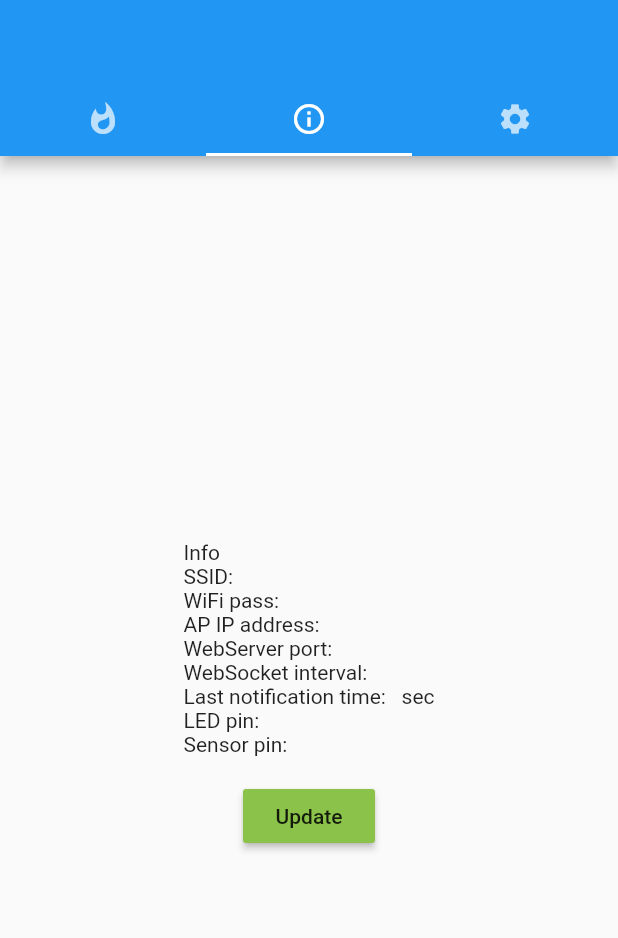
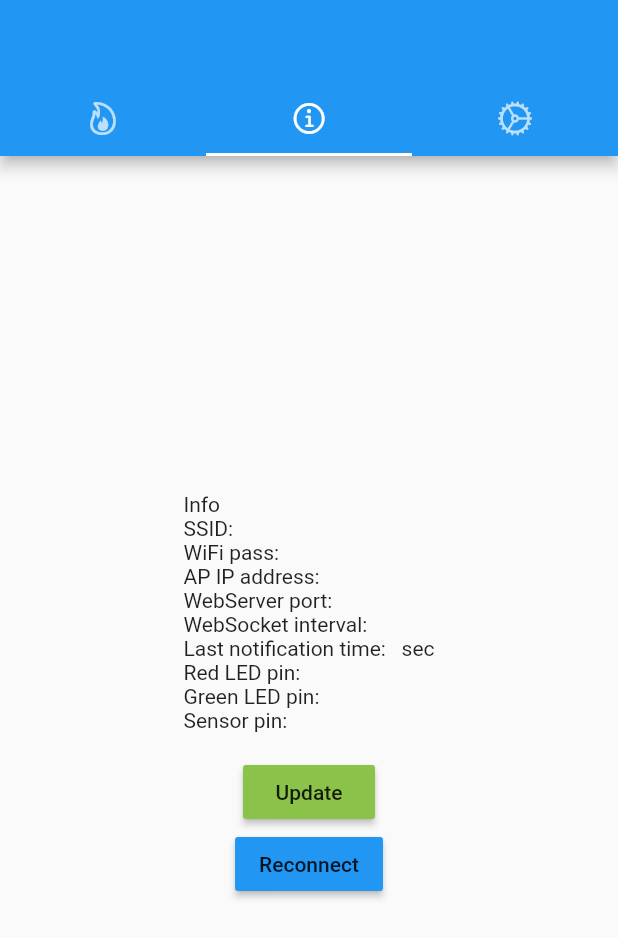
Before and after one commit to Lukk17/Sniper, a Flutter app: the screen it shows after launch, on a phone screen of 412 x 824 dp. Shown: the top 938 px of the screen. Run offline on Flutter 3.47's test engine with Material 2 defaults, Android fonts, the phone set to English and light mode, and no system bars; network calls fail.

Commit message:
reconnect with channel cupertino icons for less app size web app size down dependencies upgrade dependencies clear gradle update rename

```diff
--- a/asg_sniper_client/lib/dto/serverInfo.dart
+++ b/asg_sniper_client/lib/dto/serverInfo.dart
@@ -5,7 +5,8 @@ class ServerInfo {
   String _webServerPort;
   String _webSocketInterval;
   String _lastNotificationTime;
-  String _ledPin;
+  String _redLedPin;
+  String _greenLedPin;
   String _sensorPin;
 
   ServerInfo(
@@ -15,7 +16,8 @@ class ServerInfo {
       this._webServerPort,
       this._webSocketInterval,
       this._lastNotificationTime,
-      this._ledPin,
+      this._redLedPin,
+      this._greenLedPin,
       this._sensorPin);
 
   ServerInfo.clean()
@@ -25,14 +27,17 @@ class ServerInfo {
         this._webServerPort = "",
         this._webSocketInterval = "",
         this._lastNotificationTime = "",
-        this._ledPin = "",
+        this._redLedPin = "",
+        this._greenLedPin = "",
         this._sensorPin = "";
 
   String get SSID => _SSID;
 
   String get sensorPin => _sensorPin;
 
-  String get ledPin => _ledPin;
+  String get redLedPin => _redLedPin;
+
+  String get greenLedPin => _greenLedPin;
 
   String get lastNotificationTime => _lastNotificationTime;
 
@@ -51,7 +56,8 @@ class ServerInfo {
         _webServerPort = json["WebServer port"]!.toString(),
         _webSocketInterval = json["Websocket interval"]!.toString(),
         _lastNotificationTime = json["Last notification time[s]"]!.toString(),
-        _ledPin = json["LED pin"]!.toString(),
+        _redLedPin = json["Red LED pin"]!.toString(),
+        _greenLedPin = json["Red LED pin"]!.toString(),
         _sensorPin = json["Sensor pin"]!.toString();
 
   @override
@@ -60,6 +66,6 @@ class ServerInfo {
         '_apIpAddress: $_apIpAddress, _webServerPort: $_webServerPort, '
         '_webSocketInterval: $_webSocketInterval, '
         '_lastNotificationTime: $_lastNotificationTime, '
-        '_ledPin: $_ledPin, _sensorPin: $_sensorPin}';
+        '_greenLedPin: $_greenLedPin, _redLedPin: $_redLedPin _sensorPin: $_sensorPin}';
   }
 }
--- a/asg_sniper_client/lib/main.dart
+++ b/asg_sniper_client/lib/main.dart
@@ -1,27 +1,28 @@
 import 'dart:convert';
 
-import 'package:asg_sniper/dto/serverInfo.dart';
-import 'package:asg_sniper/validators/numeric_validator.dart';
-import 'package:asg_sniper/values/sensor_values.dart';
+import 'package:flutter/cupertino.dart';
 import 'package:flutter/material.dart';
 import 'package:intl/intl.dart';
+import 'package:sniper/dto/serverInfo.dart';
+import 'package:sniper/validators/numeric_validator.dart';
+import 'package:sniper/values/sensor_values.dart';
 import 'package:web_socket_channel/web_socket_channel.dart';
 
 import 'values/web_socket_values.dart';
 
 void main() {
-  runApp(AsgSniper());
+  runApp(Sniper());
 }
 
-class AsgSniper extends StatelessWidget {
+class Sniper extends StatelessWidget {
   @override
   Widget build(BuildContext context) {
     return MaterialApp(
-      title: 'ASG Sniper',
+      title: 'Sniper',
       theme: ThemeData(
         primarySwatch: Colors.blue,
       ),
-      home: HomePage(title: 'ASG Sniper'),
+      home: HomePage(title: 'Sniper'),
     );
   }
 }
@@ -36,7 +37,7 @@ class HomePage extends StatefulWidget {
 }
 
 class _HomePageState extends State<HomePage> {
-  final _channel = WebSocketChannel.connect(Uri.parse(WebSocketValues.URI));
+  WebSocketChannel _channel = WebSocketChannel.connect(Uri.parse(WebSocketValues.URI));
   Stream _sensorStream = new Stream.empty();
   ServerInfo _serverInfo = new ServerInfo.clean();
   String _sensorValues = SensorValues.PLACE_HOLDER;
@@ -50,7 +51,7 @@ class _HomePageState extends State<HomePage> {
   void initState() {
     super.initState();
 
-    // ned to be initialized here not in widget build method,
+    // need to be initialized here not in widget build method,
     // because stream can be accessed only once.
     _sensorStream = _channel.stream.asBroadcastStream();
   }
@@ -74,9 +75,9 @@ class _HomePageState extends State<HomePage> {
               appBar: AppBar(
                 bottom: TabBar(
                   tabs: [
-                    Tab(icon: Icon(Icons.whatshot)),
-                    Tab(icon: Icon(Icons.info_outline)),
-                    Tab(icon: Icon(Icons.settings)),
+                    Tab(icon: Icon(CupertinoIcons.flame)),
+                    Tab(icon: Icon(CupertinoIcons.info)),
+                    Tab(icon: Icon(CupertinoIcons.settings)),
                   ],
                 ),
               ),
@@ -135,14 +136,20 @@ class _HomePageState extends State<HomePage> {
               'WebServer port: ${_serverInfo.webServerPort}\n'
               'WebSocket interval: ${_serverInfo.webSocketInterval}\n'
               'Last notification time:  ${_serverInfo.lastNotificationTime} sec\n'
-              'LED pin: ${_serverInfo.ledPin}\n'
+              'Red LED pin: ${_serverInfo.redLedPin}\n'
+              'Green LED pin: ${_serverInfo.greenLedPin}\n'
               'Sensor pin: ${_serverInfo.sensorPin}\n',
             ),
             MaterialButton(
               onPressed: _updateServerInfo,
               color: Colors.lightGreen,
               child: Text("Update"),
-            )
+            ),
+            MaterialButton(
+              onPressed: _reconnect,
+              color: Colors.blue,
+              child: Text("Reconnect"),
+            ),
           ]),
     );
   }
@@ -213,31 +220,41 @@ class _HomePageState extends State<HomePage> {
     String message = "";
     String timeNow = DateFormat(dateFormat).format(DateTime.now()).toString();
 
+    print("Received event printed below: \n${event.toString()}");
+
     if (event.contains(SensorValues.SERVER_INFO)) {
       message = event.toString().split(SensorValues.SERVER_INFO)[1];
       Map<String, dynamic> map = jsonDecode(message);
       _serverInfo = ServerInfo.fromJson(map);
-      _selectedLedPin = SensorValues.reversePinMapping()[_serverInfo.ledPin];
+      _selectedLedPin = SensorValues.reversePinMapping()[_serverInfo.redLedPin];
+      return;
     }
 
     if (event.toString().contains(SensorValues.SENSOR_VALUE)) {
-      message = event
-          .toString()
-          .replaceAll("\"", "")
-          .split(SensorValues.SENSOR_VALUE)[1];
+      Map<String, dynamic> map = jsonDecode(event.toString());
+      message = map[SensorValues.SENSOR_VALUE];
 
       if (_sensorValues == SensorValues.PLACE_HOLDER) {
         _sensorValues = "$timeNow - $message";
       } else {
         _sensorValues = "$timeNow - $message\n$_sensorValues";
       }
+      return;
     }
-    print("Received message:\n$message");
+
   }
 
   void _updateServerInfo() {
     print("Request: updateServerInfo");
     _channel.sink.add(WebSocketValues.UPDATE_STATS);
+  }
+
+  void _reconnect() {
+    setState(() {
+      _channel.sink.close();
+      _channel = WebSocketChannel.connect(Uri.parse(WebSocketValues.URI));
+      _sensorStream = _channel.stream.asBroadcastStream();
+    });
   }
 
   void _changeLedPin(String value) {
--- a/asg_sniper_client/lib/values/sensor_values.dart
+++ b/asg_sniper_client/lib/values/sensor_values.dart
@@ -1,7 +1,7 @@
 class SensorValues {
-  static final String SENSOR_VALUE = "Sensor value: ";
-  static final String SERVER_INFO = "Welcome: ";
-  static final String PLACE_HOLDER = "Start !";
+  static const String SENSOR_VALUE = "Sensor value";
+  static const String SERVER_INFO = "Welcome: ";
+  static const String PLACE_HOLDER = "Start !";
 
   static Map<String, String> pinMapping() {
     Map<String, String> pins = new Map();
```
Also changed, not shown: asg_sniper_client/pubspec.yaml (+24 -10 lines), asg_sniper_client/assets/icons/target.png (added), asg_sniper_client/pubspec.lock, 38 other files.
